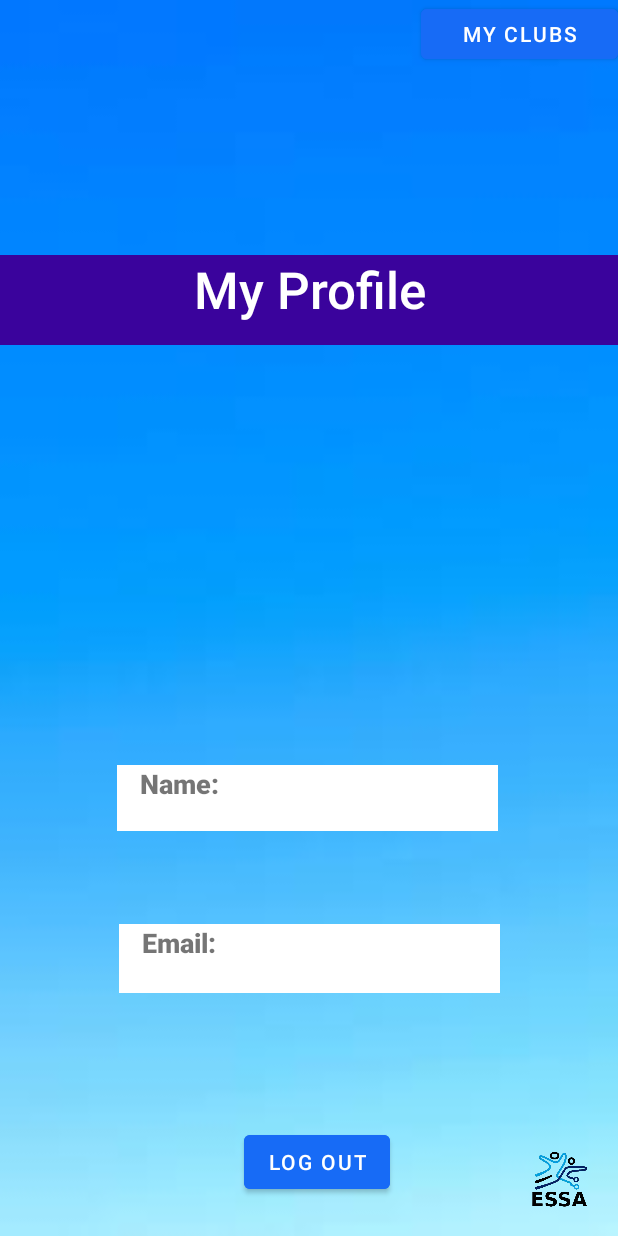
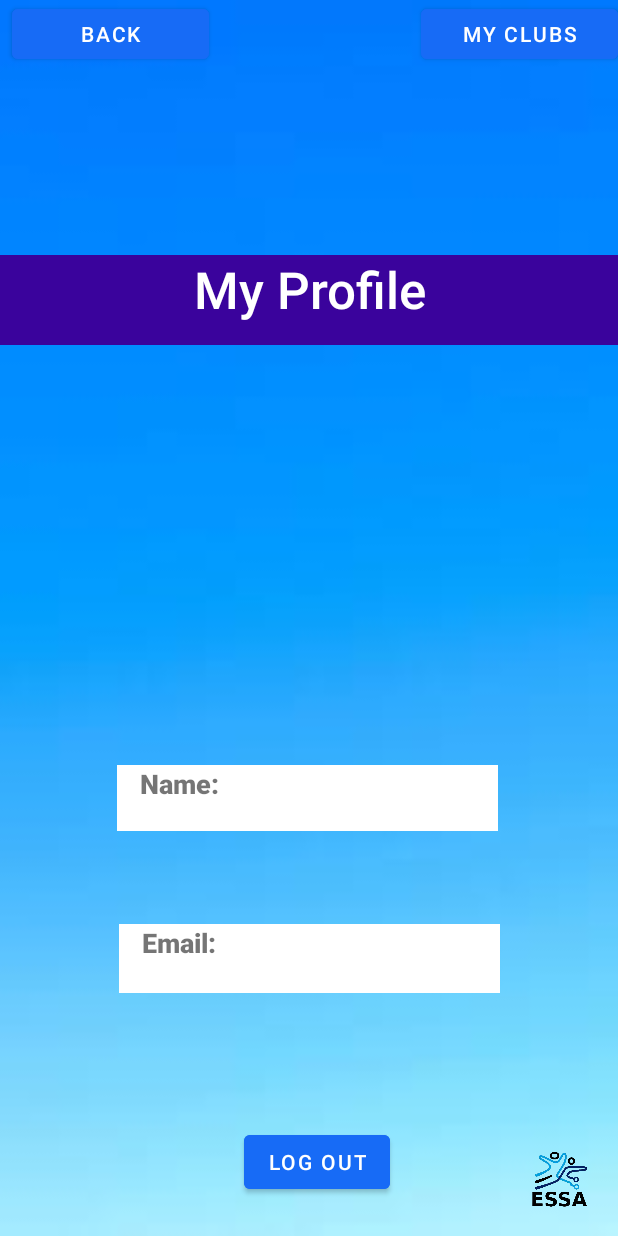
Before and after one commit to eeibmce/Ericsson-Sports-n-Social, an Android app: the Profile screen opened directly, with no data from a screen before it, on a phone screen of 412 x 824 dp. Run offline under Robolectric (Android 15) with nearby library versions, the phone set to English and light mode, and no system bars; our stand-ins replace Firebase (no records; nobody signed in at launch, a user with empty details on screens opened directly); Roboto replaces fonts that are not available here.

Commit message:
safe file plus conalls branch

```diff
--- a/app/src/main/java/com/example/sportsnspocialapp/GolfActivity.java
+++ b/app/src/main/java/com/example/sportsnspocialapp/GolfActivity.java
@@ -3,6 +3,7 @@
 import androidx.appcompat.app.AppCompatActivity;
 
 import android.content.Intent;
+import android.graphics.Color;
 import android.net.Uri;
 import android.os.Bundle;
 import android.text.method.ScrollingMovementMethod;
@@ -30,7 +31,7 @@
     Button golfJoin;
     FirebaseFirestore fStore;
     FirebaseAuth fAuth;
-    boolean myGolfClubStatus = true;
+    boolean myGolfClubStatus;
 
     @Override
     protected void onCreate(Bundle savedInstanceState) {
@@ -98,7 +99,8 @@
             else {
                 myGolfClubStatus = true;
                 golfJoin.setText("Join");
-                Toast.makeText(GolfActivity.this, "You have joined this club!", Toast.LENGTH_LONG).show();
+                golfJoin.setBackgroundColor(Color.parseColor("#249C4F"));
+                Toast.makeText(GolfActivity.this, "You have left this club!", Toast.LENGTH_LONG).show();
                 String UserEmail = fAuth.getCurrentUser().getEmail();
                 fStore.collection("users")
                         .whereEqualTo("email", UserEmail)
--- a/app/src/main/java/com/example/sportsnspocialapp/SplashActivity.java
+++ b/app/src/main/java/com/example/sportsnspocialapp/SplashActivity.java
@@ -56,7 +56,7 @@
             @Override
 
             public void run() {
-                Intent intent = new Intent(SplashActivity.this, HomePage.class);
+                Intent intent = new Intent(SplashActivity.this, Login.class);
                 startActivity(intent);
                 finish();
             }
--- a/app/src/main/res/layout/activity_golf.xml
+++ b/app/src/main/res/layout/activity_golf.xml
@@ -79,7 +79,7 @@
             android:id="@+id/checkBox"
             android:layout_width="98dp"
             android:layout_height="62dp"
-            android:backgroundTint="#C62828"
+            android:backgroundTint="#249C4F"
             android:text="Join"
             android:textSize="18sp"
             app:layout_constraintBottom_toBottomOf="parent"
--- a/app/src/main/res/layout/activity_home_page.xml
+++ b/app/src/main/res/layout/activity_home_page.xml
@@ -266,7 +266,7 @@
             app:layout_constraintStart_toEndOf="@+id/buttonContact"
             app:layout_constraintTop_toTopOf="parent"
             app:layout_constraintVertical_bias="0.113"
-            app:srcCompat="@drawable/golf" />
+            app:srcCompat="@drawable/ooo"/>
 
         <TextView
             android:id="@+id/calender"
--- a/app/src/main/res/layout/activity_profile.xml
+++ b/app/src/main/res/layout/activity_profile.xml
@@ -20,6 +20,17 @@
         app:layout_constraintStart_toStartOf="parent"
         app:layout_constraintTop_toBottomOf="@+id/Verify"
         app:layout_constraintVertical_bias="0.954" />
+
+    <Button
+        android:id="@+id/back"
+        android:layout_width="131dp"
+        android:layout_height="45dp"
+        android:layout_marginStart="8dp"
+        android:backgroundTint="#176BF6"
+        android:text="Back"
+        android:textSize="14sp"
+        app:layout_constraintStart_toStartOf="parent"
+        app:layout_constraintTop_toTopOf="parent" />
 
     <Button
         android:id="@+id/Verify"
```
Also changed, not shown: app/src/main/java/com/example/sportsnspocialapp/HomePage.java (+8 -6 lines).
